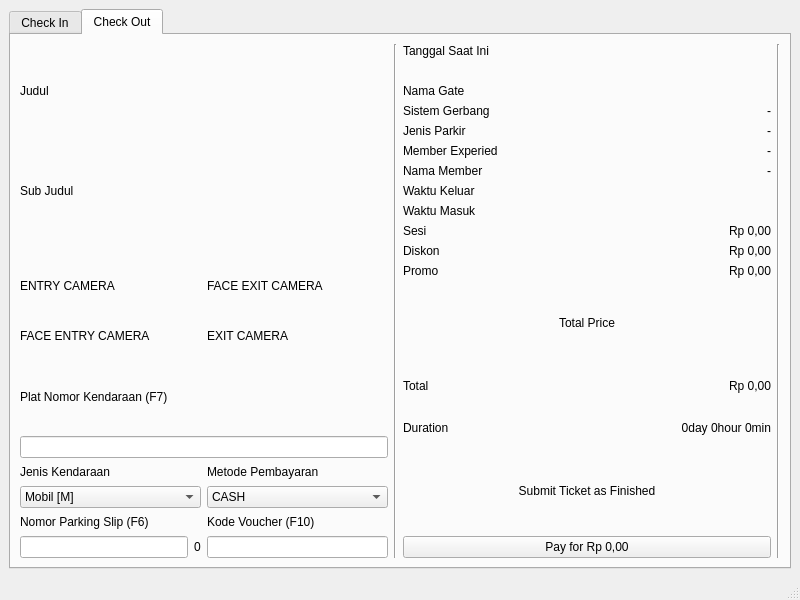
Before: the Qt Designer form utama.ui in hattafaiq/parking, drawn with Qt 5.
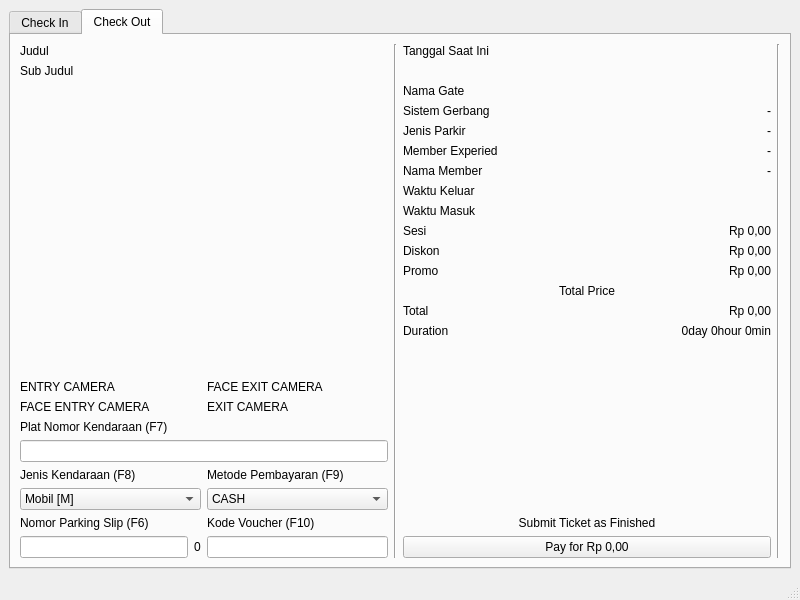
After: the same form once the commit is applied. The open tabs and pages were chosen to show the change.

Patch:
```diff
--- a/utama.ui
+++ b/utama.ui
@@ -256,6 +256,19 @@
             </property>
            </widget>
           </item>
+          <item>
+           <spacer name="verticalSpacer_3">
+            <property name="orientation">
+             <enum>Qt::Vertical</enum>
+            </property>
+            <property name="sizeHint" stdset="0">
+             <size>
+              <width>20</width>
+              <height>40</height>
+             </size>
+            </property>
+           </spacer>
+          </item>
           <item>
            <spacer name="horizontalSpacer_5">
             <property name="orientation">
@@ -352,7 +365,7 @@
                 <item>
                  <widget class="QLabel" name="label_31">
                   <property name="text">
-                   <string>Jenis Kendaraan</string>
+                   <string>Jenis Kendaraan (F8)</string>
                   </property>
                  </widget>
                 </item>
@@ -372,7 +385,7 @@
                 <item>
                  <widget class="QLabel" name="label_35">
                   <property name="text">
-                   <string>Metode Pembayaran</string>
+                   <string>Metode Pembayaran (F9)</string>
                   </property>
                  </widget>
                 </item>
@@ -694,6 +707,19 @@
             </item>
            </layout>
           </item>
+          <item>
+           <spacer name="verticalSpacer_4">
+            <property name="orientation">
+             <enum>Qt::Vertical</enum>
+            </property>
+            <property name="sizeHint" stdset="0">
+             <size>
+              <width>20</width>
+              <height>40</height>
+             </size>
+            </property>
+           </spacer>
+          </item>
           <item>
            <widget class="QLabel" name="label_51">
             <property name="text">
```
Left out of the diff: 64 changed lines with no effect on the pictures.
